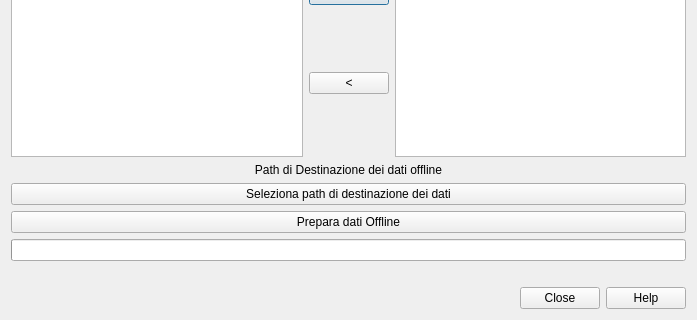
Old version of the form dlgSelectProvinciaComuni.ui in the repository faunalia/rt_geosisma_esportadb; both pictures show x 0 to 697 and y 185 to 505 of the 697 by 505 pixel window.
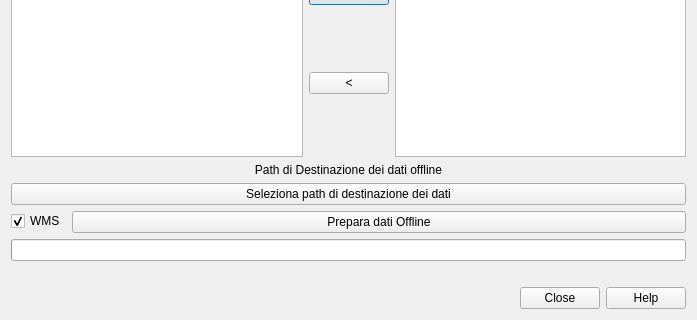
New version of the form.

Commit message: added managing of avoid download WMSs

Diff of the .ui file:
```diff
--- a/dlgSelectProvinciaComuni.ui
+++ b/dlgSelectProvinciaComuni.ui
@@ -122,11 +122,25 @@
       </widget>
      </item>
      <item>
+      <layout class="QFormLayout" name="formLayout_2">
+       <item row="0" column="0">
+        <widget class="QCheckBox" name="exportWmsCheckBox">
+         <property name="text">
+          <string>WMS</string>
+         </property>
+         <property name="checked">
+          <bool>true</bool>
+         </property>
+        </widget>
+       </item>
+       <item row="0" column="1">
       <widget class="QPushButton" name="prepareDataPushButton">
        <property name="text">
         <string>Prepara dati Offline</string>
        </property>
       </widget>
+       </item>
+      </layout>
      </item>
      <item>
       <widget class="QProgressBar" name="progressBar">
```
Lines whose indentation alone changed are shown as unchanged. The commit also changes 1 other file.
